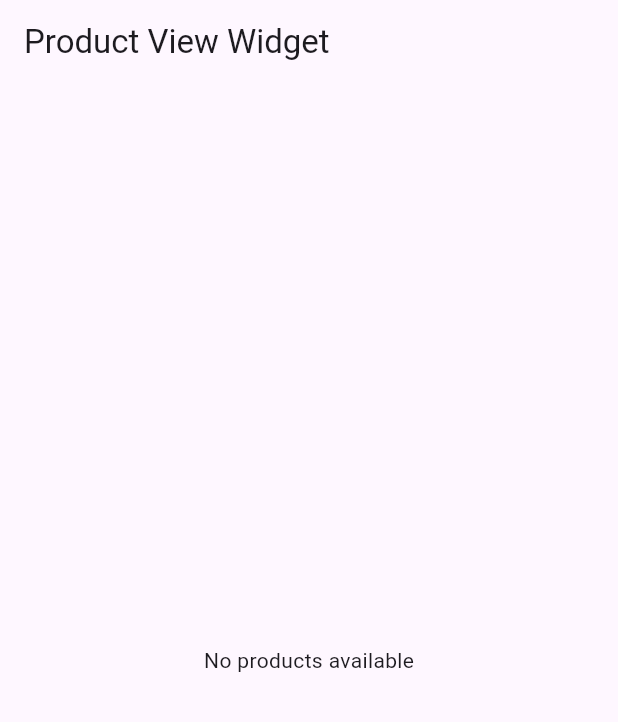
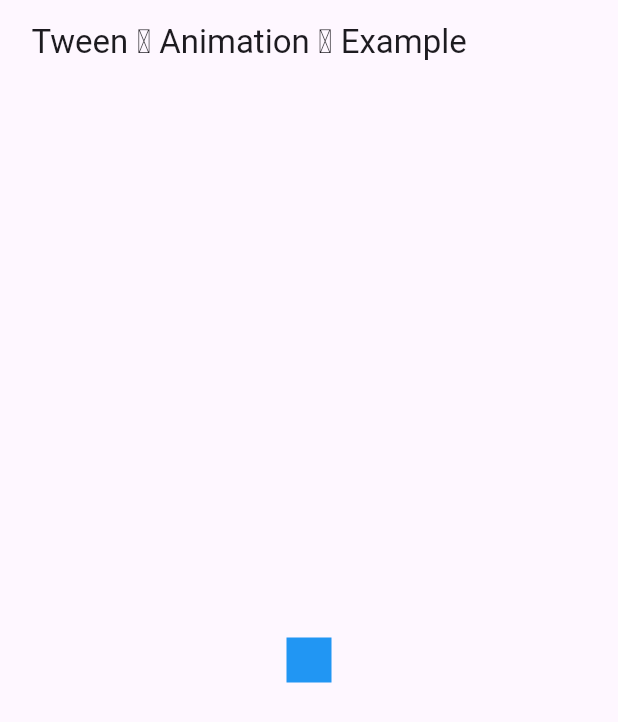
Before and after one commit to laithabuaisheh1/tasks, a Flutter app: the screen it shows after launch, on a phone screen of 412 x 824 dp. Shown: the top 722 px of the screen. Run offline on Flutter 3.47's test engine with Material 3 defaults, Android fonts, the phone set to English and light mode, and no system bars.

Commit message:
task15 1622025 11:32

```diff
--- a/lib/main.dart
+++ b/lib/main.dart
@@ -5,6 +5,7 @@ import 'package:flutter/material.dart';
 import 'providers/login_provider.dart';
 import 'providers/product_provider.dart';
 import 'tasks/task11.dart';
+import 'tasks/task15.dart';
 import 'tasks/task5.dart';
 import 'tasks/task6.dart';
 import 'tasks/task7.dart';
@@ -12,13 +13,14 @@ import 'tasks/task8.dart';
 // ignore: depend_on_referenced_packages
 import 'package:provider/provider.dart';
 
+import 'views/details.dart';
 import 'views/product_view_widget.dart';
 
 void main() {
   runApp(
     MultiProvider(
       providers: [
-        ChangeNotifierProvider(create: (context) => ProductProvider()),
+        ChangeNotifierProvider(create: (context) => Product()),
         ChangeNotifierProvider(create: (context) => LoginProvider()),
       ],
       child: const MyApp(),
@@ -41,7 +43,7 @@ class MyApp extends StatelessWidget {
       // this is task selector
       //home: const Task1(),
       //home: const Task2(),
-      home: ProductViewWidget(),
+      home: Task15(),
     );
   }
 }
--- a/lib/providers/product_provider.dart
+++ b/lib/providers/product_provider.dart
@@ -1,46 +1,31 @@
-// task 13 BL
-import 'dart:convert';
-import 'package:flutter/material.dart';
-import 'package:http/http.dart' as http;
-import '../models/product.dart';
+import "dart:convert";
+import "package:flutter/material.dart";
+import "package:http/http.dart" as http;
+import "../models/product.dart";
 
-class ProductProvider with ChangeNotifier {
-  // 1 vars
+class Product with ChangeNotifier {
   List<Product> _products = [];
   bool _isLoading = false;
   String? _errorMessage;
-
-  // 2 getters
   List<Product> get products => _products;
   bool get isLoading => _isLoading;
   String? get errorMessage => _errorMessage;
-
-  // 3 async function fetch products from api
   Future<void> fetchAllProducts() async {
-    // 3.1
     _isLoading = true;
     _errorMessage = null;
     notifyListeners();
-
-    // 3.2
     try {
-      // 3.2.1
       final response =
-          await http.get(Uri.parse('https://fakestoreapi.com/products'));
-      // 3.2.2
+          await http.get(Uri.parse("https://fakestoreapi.com/products"));
       if (response.statusCode == 200) {
-        // 3.2.2.2.1
         List<dynamic> jsonData = json.decode(response.body);
-        _products =
-            jsonData.map((product) => Product.fromJson(product)).toList();
+        _products = jsonData.map((item) => Product.fromJson(item)).toList();
       } else {
-        // 3.2.2.2.2
-        _errorMessage = "Failed to load data";
+        _errorMessage = "Failed to load products";
       }
     } catch (error) {
       _errorMessage = "Error: $error";
     }
-    // 3.3
     _isLoading = false;
     notifyListeners();
   }
--- a/lib/tasks/task11.dart
+++ b/lib/tasks/task11.dart
@@ -1,92 +1,94 @@
-import 'dart:convert';
+// import 'dart:convert';
 
-import 'package:flutter/material.dart';
+// import 'package:flutter/material.dart';
 
-import '../models/product.dart';
-// ********************************************************************************** 1 (import http)
-import 'package:http/http.dart' as http;
+// import '../models/product.dart';
+// // ********************************************************************************** 1 (import http)
+// import 'package:http/http.dart' as http;
 
-// Product List Screen
-class ProductListScreen extends StatefulWidget {
-  @override
-  _ProductListScreenState createState() => _ProductListScreenState();
-}
+// import '../providers/product_provider.dart';
 
-class _ProductListScreenState extends State<ProductListScreen> {
-  // ******************************************************************************* 2 (list of (x) )
-  late Future<List<Product>> futureProducts;
+// // Product List Screen
+// class ProductListScreen extends StatefulWidget {
+//   @override
+//   _ProductListScreenState createState() => _ProductListScreenState();
+// }
 
-  // ******************************************************************************* 4 Function to Fetch Products
-  Future<List<Product>> fetchAllProducts() async {
-    // 1
-    final response = await http.get(
-        Uri.parse('https://fakestoreapi.com/products')); // hold response value
-    // 2
-    if (response.statusCode == 200) {
-      // 3
-      List<dynamic> jsonData =
-          json.decode(response.body); // (temp box decode response)
-      //4 finaly
-      return jsonData.map((item) => Product.fromJson(item)).toList();
-    } else {
-      throw Exception("Failed to load products");
-    }
-  }
+// class _ProductListScreenState extends State<ProductListScreen> {
+//   // ******************************************************************************* 2 (list of (x) )
+//   late Future<List<Product>> futureProducts;
 
-  @override
-  void initState() {
-    super.initState();
-    // ***************************************************************************** 3 (initialize late future value)
-    futureProducts = fetchAllProducts();
-  }
+//   // ******************************************************************************* 4 Function to Fetch Products
+//   Future<List<Product>> fetchAllProducts() async {
+//     // 1
+//     final response = await http.get(
+//         Uri.parse('https://fakestoreapi.com/products')); // hold response value
+//     // 2
+//     if (response.statusCode == 200) {
+//       // 3
+//       List<dynamic> jsonData =
+//           json.decode(response.body); // (temp box decode response)
+//       //4 finaly
+//       return jsonData.map((item) => Product.fromJson(item)).toList();
+//     } else {
+//       throw Exception("Failed to load products");
+//     }
+//   }
 
-  @override
-  Widget build(BuildContext context) {
-    return Scaffold(
-      appBar: AppBar(title: Text('Products')),
-      //1
-      body: FutureBuilder<List<Product>>(
-        //2
-        future: futureProducts,
-        //3
-        builder: (context, snapshot) {
-          if (snapshot.connectionState == ConnectionState.waiting) {
-            return Center(child: CircularProgressIndicator());
-          } else if (snapshot.hasError) {
-            return Center(child: Text("Error: ${snapshot.error}"));
-          } else if (!snapshot.hasData || snapshot.data!.isEmpty) {
-            return Center(child: Text("No products available"));
-          }
-          // 4 data to be used in list view
-          List<Product> products = snapshot.data!;
-          //5
-          return ListView.builder(
-            //6
-            itemCount: products.length,
-            //7
-            itemBuilder: (context, index) {
-              return Card(
-                margin: EdgeInsets.all(10),
-                child: ListTile(
-                  leading: Image.network(products[index].image ?? "",
-                      width: 50, height: 50, fit: BoxFit.cover),
-                  title: Text(products[index].title ?? "No Title"),
-                  subtitle:
-                      Text("\$${products[index].price?.toStringAsFixed(2)}"),
-                  trailing: Column(
-                    mainAxisAlignment: MainAxisAlignment.center,
-                    children: [
-                      Icon(Icons.star, color: Colors.orange, size: 20),
-                      Text(products[index].rating?.rate?.toStringAsFixed(1) ??
-                          "N/A"),
-                    ],
-                  ),
-                ),
-              );
-            },
-          );
-        },
-      ),
-    );
-  }
-}
+//   @override
+//   void initState() {
+//     super.initState();
+//     // ***************************************************************************** 3 (initialize late future value)
+//     futureProducts = fetchAllProducts();
+//   }
+
+//   @override
+//   Widget build(BuildContext context) {
+//     return Scaffold(
+//       appBar: AppBar(title: Text('Products')),
+//       //1
+//       body: FutureBuilder<List<Product>>(
+//         //2
+//         future: futureProducts,
+//         //3
+//         builder: (context, snapshot) {
+//           if (snapshot.connectionState == ConnectionState.waiting) {
+//             return Center(child: CircularProgressIndicator());
+//           } else if (snapshot.hasError) {
+//             return Center(child: Text("Error: ${snapshot.error}"));
+//           } else if (!snapshot.hasData || snapshot.data!.isEmpty) {
+//             return Center(child: Text("No products available"));
+//           }
+//           // 4 data to be used in list view
+//           List<Product> products = snapshot.data!;
+//           //5
+//           return ListView.builder(
+//             //6
+//             itemCount: products.length,
+//             //7
+//             itemBuilder: (context, index) {
+//               return Card(
+//                 margin: EdgeInsets.all(10),
+//                 child: ListTile(
+//                   leading: Image.network(products[index].image ?? "",
+//                       width: 50, height: 50, fit: BoxFit.cover),
+//                   title: Text(products[index].title ?? "No Title"),
+//                   subtitle:
+//                       Text("\$${products[index].price?.toStringAsFixed(2)}"),
+//                   trailing: Column(
+//                     mainAxisAlignment: MainAxisAlignment.center,
+//                     children: [
+//                       Icon(Icons.star, color: Colors.orange, size: 20),
+//                       Text(products[index].rating?.rate?.toStringAsFixed(1) ??
+//                           "N/A"),
+//                     ],
+//                   ),
+//                 ),
+//               );
+//             },
+//           );
+//         },
+//       ),
+//     );
+//   }
+// }
--- /dev/null
+++ b/lib/tasks/task15.dart
@@ -0,0 +1,49 @@
+// animate a widget using Tween Animation
+import 'package:flutter/material.dart';
+
+class Task15 extends StatefulWidget {
+  @override
+  _Task15State createState() => _Task15State();
+}
+
+class _Task15State extends State<Task15> with SingleTickerProviderStateMixin {
+  late AnimationController _controller;
+  late Animation<double> _animation;
+  @override
+  void initState() {
+    super.initState();
+    _controller = AnimationController(
+      duration: Duration(seconds: 2),
+      vsync: this,
+    );
+    _animation = Tween<double>(begin: 0, end: 300).animate(_controller);
+    _controller.repeat(reverse: true);
+  }
+
+  @override
+  Widget build(BuildContext context) {
+    return MaterialApp(
+      home: Scaffold(
+        appBar: AppBar(title: Text(" Tween ␣ Animation ␣ Example ")),
+        body: Center(
+          child: AnimatedBuilder(
+            animation: _animation,
+            builder: (context, child) {
+              return Container(
+                width: _animation.value,
+                height: _animation.value,
+                color: Colors.blue,
+              );
+            },
+          ),
+        ),
+      ),
+    );
+  }
+
+  @override
+  void dispose() {
+    _controller.dispose();
+    super.dispose();
+  }
+}
--- a/lib/views/product_view_widget.dart
+++ b/lib/views/product_view_widget.dart
@@ -1,59 +1,59 @@
-// task 13 UI
+// // task 13 UI
 
-import 'package:flutter/material.dart';
-import 'package:provider/provider.dart';
+// import 'package:flutter/material.dart';
+// import 'package:provider/provider.dart';
 
-import '../models/product.dart';
-import '../providers/product_provider.dart';
+// import '../models/product.dart';
+// import '../providers/product_provider.dart';
 
-class ProductViewWidget extends StatelessWidget {
-  const ProductViewWidget({super.key});
+// class ProductViewWidget extends StatelessWidget {
+//   const ProductViewWidget({super.key});
 
-  @override
-  Widget build(BuildContext context) {
-    return Scaffold(
-      appBar: AppBar(
-        title: Text("Product View Widget"),
-      ),
-      body: Consumer<ProductProvider>(
-        builder: (context, productProvider, child) {
-          // fixed
-          if (productProvider.isLoading) {
-            return const Center(child: CircularProgressIndicator());
-          } else if (productProvider.errorMessage != null) {
-            return Center(child: Text(productProvider.errorMessage!));
-          } else if (productProvider.products.isEmpty) {
-            return const Center(child: Text("No products available"));
-          }
+//   @override
+//   Widget build(BuildContext context) {
+//     return Scaffold(
+//       appBar: AppBar(
+//         title: Text("Product View Widget"),
+//       ),
+//       body: Consumer<Product>(
+//         builder: (context, product, child) {
+//           // fixed
+//           if (product.isLoading) {
+//             return const Center(child: CircularProgressIndicator());
+//           } else if (product.errorMessage != null) {
+//             return Center(child: Text(product.errorMessage!));
+//           } else if (product.products.isEmpty) {
+//             return const Center(child: Text("No products available"));
+//           }
 
-          return ListView.builder(
-            itemCount: productProvider.products.length,
-            itemBuilder: (context, index) {
-              Product product = productProvider.products[index];
-              return Card(
-                margin: const EdgeInsets.all(10),
-                child: ListTile(
-                  leading: Image.network(
-                    product.image ?? "",
-                    width: 50,
-                    height: 50,
-                    fit: BoxFit.cover,
-                  ),
-                  title: Text(product.title ?? "No Title"),
-                  subtitle: Text("\$${product.price?.toStringAsFixed(2)}"),
-                  trailing: Column(
-                    mainAxisAlignment: MainAxisAlignment.center,
-                    children: [
-                      const Icon(Icons.star, color: Colors.orange, size: 20),
-                      Text(product.rating?.rate?.toStringAsFixed(1) ?? "N/A"),
-                    ],
-                  ),
-                ),
-              );
-            },
-          );
-        },
-      ),
-    );
-  }
-}
+//           return ListView.builder(
+//             itemCount: product.products.length,
+//             itemBuilder: (context, index) {
+//               product product = product.products[index];
+//               return Card(
+//                 margin: const EdgeInsets.all(10),
+//                 child: ListTile(
+//                   leading: Image.network(
+//                     product.image ?? "",
+//                     width: 50,
+//                     height: 50,
+//                     fit: BoxFit.cover,
+//                   ),
+//                   title: Text(product.title ?? "No Title"),
+//                   subtitle: Text("\$${product.price?.toStringAsFixed(2)}"),
+//                   trailing: Column(
+//                     mainAxisAlignment: MainAxisAlignment.center,
+//                     children: [
+//                       const Icon(Icons.star, color: Colors.orange, size: 20),
+//                       Text(product.rating?.rate?.toStringAsFixed(1) ?? "N/A"),
+//                     ],
+//                   ),
+//                 ),
+//               );
+//             },
+//           );
+//         },
+//       ),
+//     );
+//   }
+// }
```
Also changed, not shown: lib/views/details.dart (added, +41 -0 lines), lib/tasks/task13.dart (deleted).
